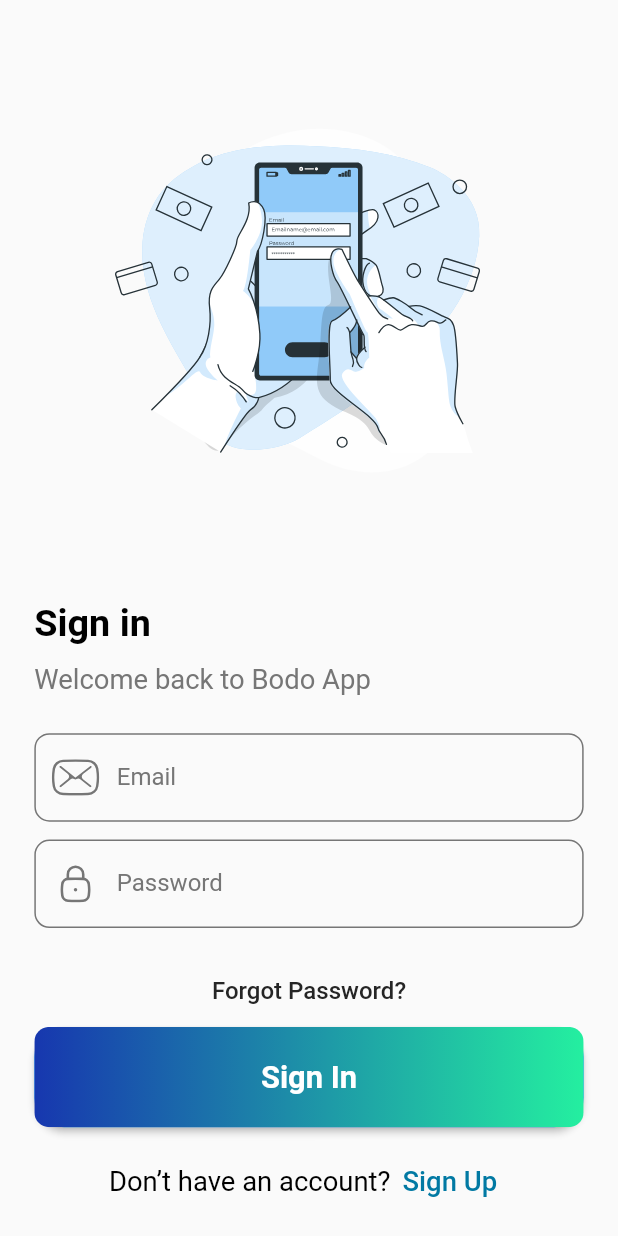
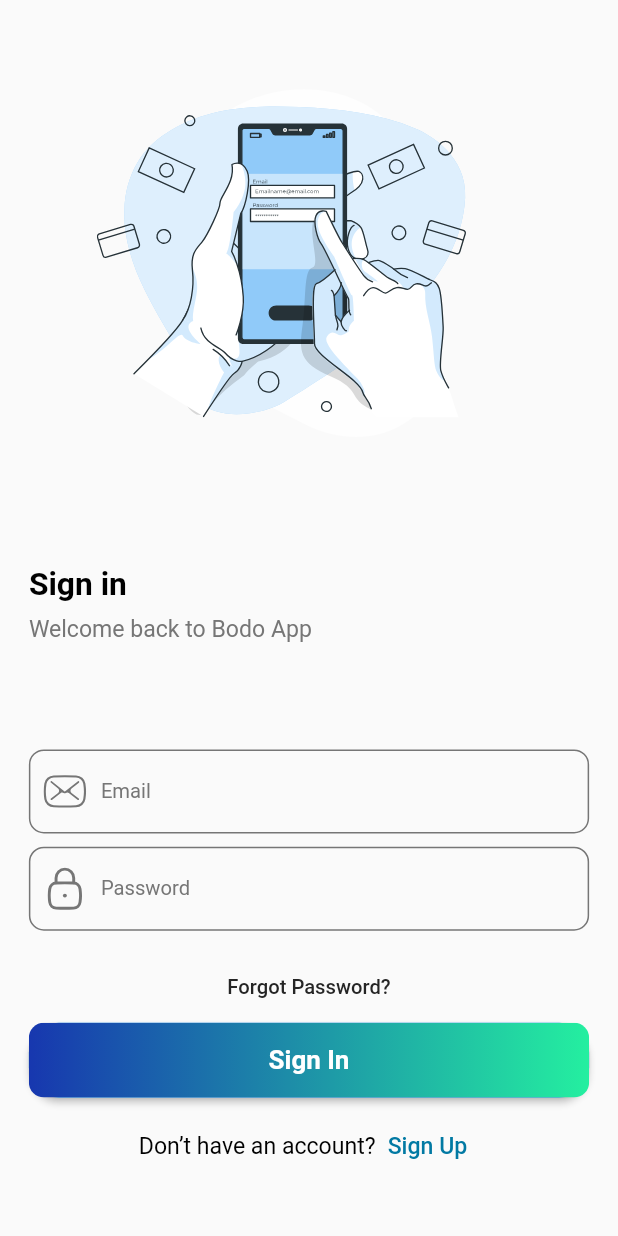
Before and after one commit to AliFarazButt38/bodo_faraz, a Flutter app: the screen it shows after launch, on a phone screen of 412 x 824 dp. Run offline on Flutter 3.47's test engine with Material 2 defaults, Android fonts, the light colour scheme and no system bars; our stand-ins replace carousel_slider, fl_chart, flutter_screenutil, flutter_svg, fluttertoast, percent_indicator and 4 more; missing offline and left inert: image_stack; accounts and stored records are empty.

Commit message:
4/4/2023 responsiveness 2

```diff
--- a/lib/Services/api.dart
+++ b/lib/Services/api.dart
@@ -1,5 +1,5 @@
 class Api{
-  static  var baseUrlApi = "http://9c53-119-152-148-44.ngrok.io/api/";
-  static  var baseUrlAccount = "http://9c53-119-152-148-44.ngrok.io/accounts/";
+  static  var baseUrlApi = "http://164.90.234.251/api/";
+  static  var baseUrlAccount = "http://164.90.234.251/accounts/";
 
 }
--- a/lib/Views/Pages/signin.dart
+++ b/lib/Views/Pages/signin.dart
@@ -39,11 +39,11 @@
     }
   }
 
-
   @override
   Widget build(BuildContext context) {
 
     ScreenConfig().init(context);
+    ScreenUtil.init(context, designSize: const Size(428, 926));
     return Scaffold(
       body: SingleChildScrollView(
         child: SizedBox(
```
